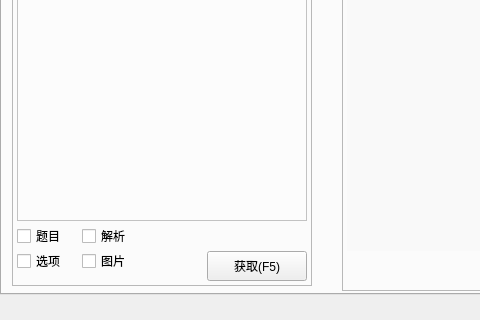
Above: mainwindow.ui from Zxzz106/swbCheck before the change; both pictures show x 0 to 480 and y 280 to 600 of the 800 by 600 pixel window. Below: the same form after it.
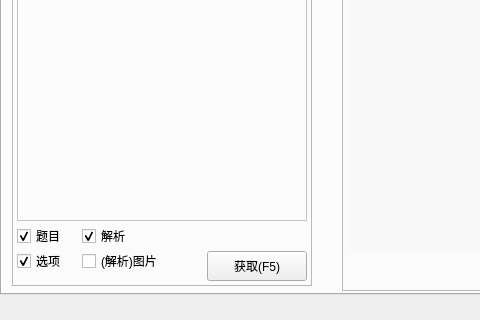
That is the form after the change. The open tabs and pages were chosen to show the change.

```diff
--- a/mainwindow.ui
+++ b/mainwindow.ui
@@ -381,6 +381,9 @@
        <property name="text">
         <string>题目</string>
        </property>
+       <property name="checked">
+        <bool>true</bool>
+       </property>
       </widget>
       <widget class="QCheckBox" name="checkBox_2">
        <property name="geometry">
@@ -394,6 +397,9 @@
        <property name="text">
         <string>选项</string>
        </property>
+       <property name="checked">
+        <bool>true</bool>
+       </property>
       </widget>
       <widget class="QCheckBox" name="checkBox_3">
        <property name="geometry">
@@ -407,18 +413,21 @@
        <property name="text">
         <string>解析</string>
        </property>
+       <property name="checked">
+        <bool>true</bool>
+       </property>
       </widget>
       <widget class="QCheckBox" name="checkBox_4">
        <property name="geometry">
         <rect>
          <x>70</x>
          <y>495</y>
-         <width>60</width>
+         <width>100</width>
          <height>20</height>
         </rect>
        </property>
        <property name="text">
-        <string>图片</string>
+        <string>(解析)图片</string>
        </property>
       </widget>
      </widget>
```
Left out of the diff: 16 changed lines with no effect on the pictures.
